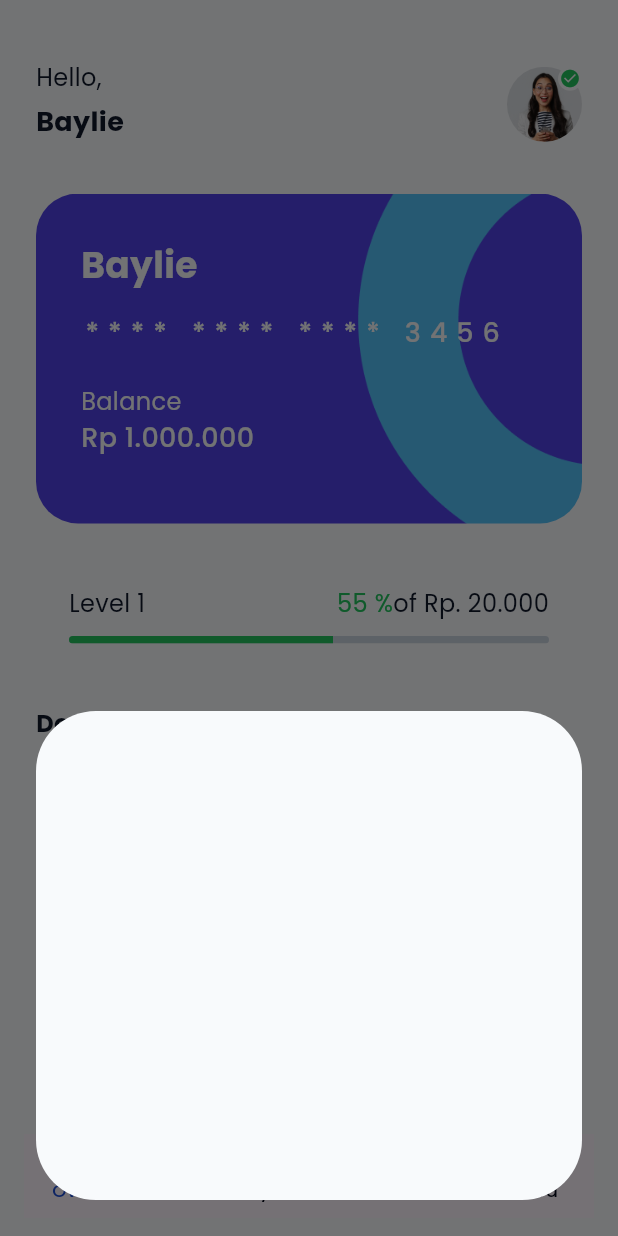
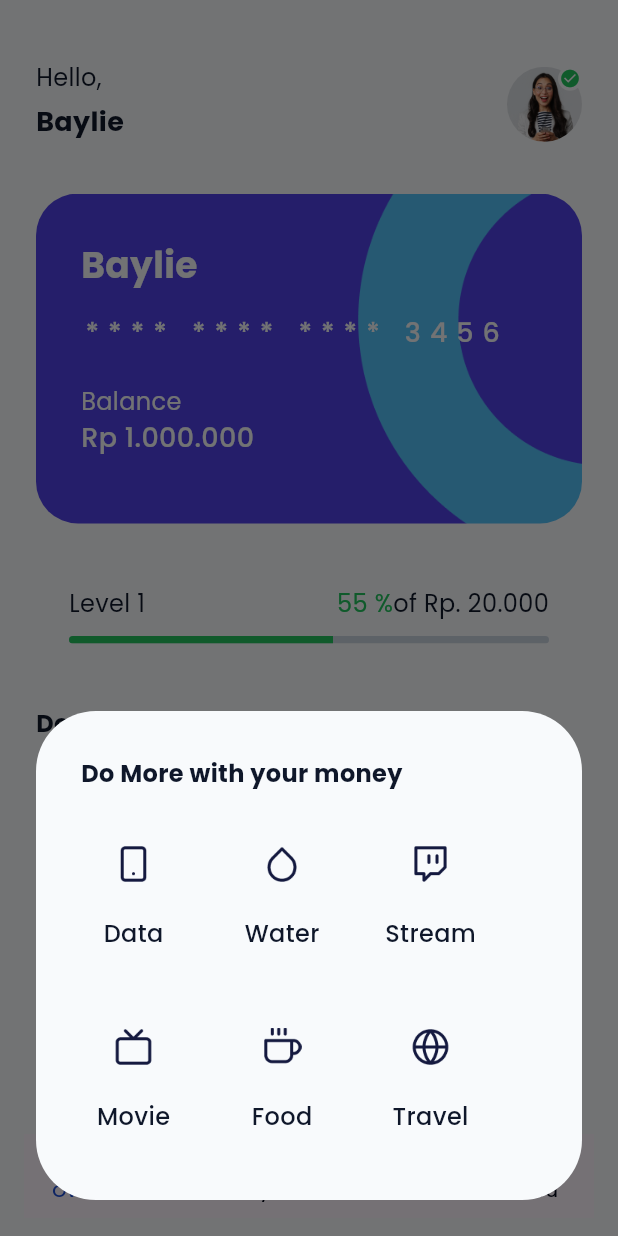
Before and after one commit to alfanalamin/e-walet-app, a Flutter app: the Homepage screen opened by its route, after a tap on "More", on a phone screen of 412 x 824 dp. Run offline on Flutter 3.47's test engine with Material 3 defaults, Android fonts, the phone set to English and light mode, and no system bars; our stand-ins replace carousel_slider, flutter_screenutil.

Commit message:
add costum widget in alert Dialog

```diff
--- a/lib/presentation/pages/home_page.dart
+++ b/lib/presentation/pages/home_page.dart
@@ -469,11 +469,71 @@ class MoreDialog extends StatelessWidget {
       alignment: Alignment.bottomCenter,
       content: Container(
         width: MediaQuery.of(context).size.width,
+        padding: const EdgeInsets.all(30),
         height: 326,
         decoration: BoxDecoration(
           borderRadius: BorderRadius.circular(40),
           color: BaseColors.neutral50,
         ),
+        child: Column(
+          crossAxisAlignment: CrossAxisAlignment.start,
+          children: [
+            Text(
+              'Do More with your money',
+              style: AppTheme.appTextTheme.regulerNoneHeader1!.copyWith(
+                  color: BaseColors.neutral900, fontFamily: 'Poppins'),
+            ),
+            const SizedBox(
+              height: 14,
+            ),
+            Wrap(
+              spacing: 29,
+              runSpacing: 29,
+              children: [
+                HomeServiceItemPage(
+                  title: 'Data',
+                  iconUrl: 'assets/images/ic_product_data.png',
+                  onTap: () {
+                    Navigator.pushNamed(context, '/data_select_provider');
+                  },
+                ),
+                HomeServiceItemPage(
+                  title: 'Water',
+                  iconUrl: 'assets/images/ic_product_water.png',
+                  onTap: () {
+                    Navigator.pushNamed(context, '/tranfers');
+                  },
+                ),
+                HomeServiceItemPage(
+                  title: 'Stream',
+                  iconUrl: 'assets/images/ic_product_stream.png',
+                  onTap: () {},
+                ),
+                HomeServiceItemPage(
+                  title: 'Movie',
+                  iconUrl: 'assets/images/ic_product_movie.png',
+                  onTap: () {
+                    Navigator.pushNamed(context, '/more');
+                  },
+                ),
+                HomeServiceItemPage(
+                  title: 'Food',
+                  iconUrl: 'assets/images/ic_product_food.png',
+                  onTap: () {
+                    Navigator.pushNamed(context, '/more');
+                  },
+                ),
+                HomeServiceItemPage(
+                  title: 'Travel',
+                  iconUrl: 'assets/images/ic_product_travel.png',
+                  onTap: () {
+                    Navigator.pushNamed(context, '/more');
+                  },
+                ),
+              ],
+            )
+          ],
+        ),
       ),
     );
   }
```
